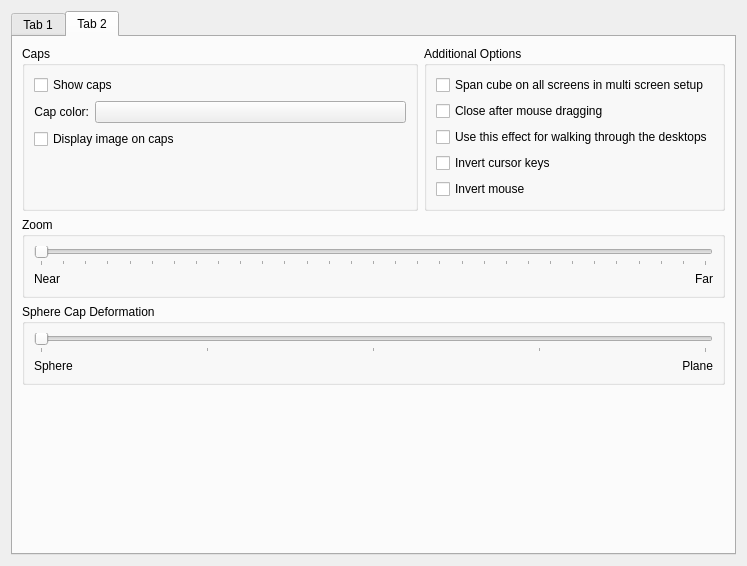
The window that effects/cube/cube_config.ui (KDE/kwin) describes before a commit, drawn with Qt 5.
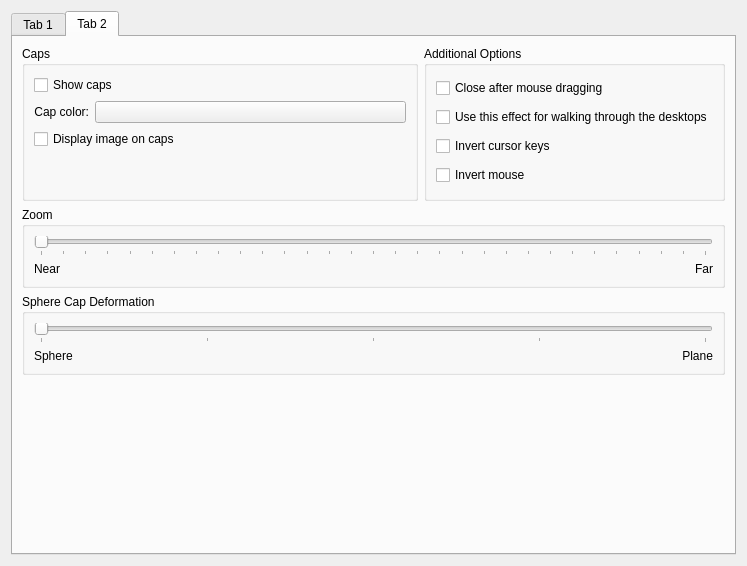
The same window after the commit. The open tabs and pages were chosen to show the change. Custom widgets are drawn as their Qt base class.

Commit message: Drop the multi screen mode where the cube is scaled on one screen. So there is only the span cube on all screens option. The mode is dropped for the following reasons:  * it looks strange  * it changes the projection matrix which makes the code ugly  * it never worked with cylinder or sphere  * it was broken in trunk anyway

```diff
--- a/effects/cube/cube_config.ui
+++ b/effects/cube/cube_config.ui
@@ -407,17 +407,6 @@
           <string>Additional Options</string>
          </property>
          <layout class="QVBoxLayout" name="verticalLayout" >
-          <item>
-           <widget class="QCheckBox" name="bigCubeBox" >
-            <property name="toolTip" >
-             <string>If enabled span the cube across all screens on a multiscreen setup, otherwise
-the cube will only be displayed on a single screen</string>
-            </property>
-            <property name="text" >
-             <string>Span cube on all screens in multi screen setup</string>
-            </property>
-           </widget>
-          </item>
           <item>
            <widget class="QCheckBox" name="closeOnMouseReleaseBox" >
             <property name="toolTip" >
```
Left out of the diff: 1 changed line with no effect on the pictures. The commit also changes 3 other files.
